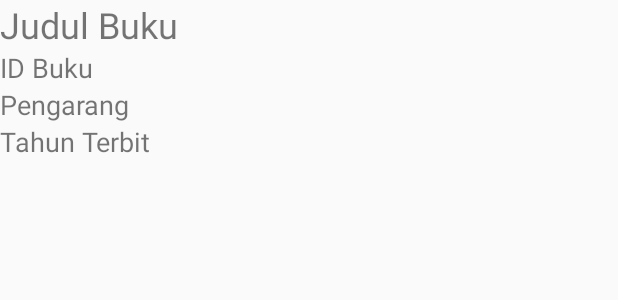
After one commit to robyrnl/URSmartLibrary, an Android app: the layout list_layout.xml on its own in the app's theme, with its tools: preview values and no code run, on a phone screen of 412 x 824 dp. The commit adds this screen. Shown: the top 300 px of the screen. Run offline under Robolectric (Android 15) with nearby library versions, the phone set to English and light mode, and no system bars.

Commit message:
list buku

```diff
--- /dev/null
+++ b/app/src/main/res/layout/list_layout.xml
@@ -0,0 +1,35 @@
+<?xml version="1.0" encoding="utf-8"?>
+<LinearLayout
+    xmlns:android="http://schemas.android.com/apk/res/android" android:layout_width="match_parent"
+    android:layout_height="match_parent"
+    android:orientation="vertical">
+
+    <TextView
+        android:id="@+id/tv_judulBuku"
+        android:layout_width="match_parent"
+        android:layout_height="wrap_content"
+        android:text="Judul Buku"
+        android:textSize="24dp"/>
+
+    <TextView
+        android:id="@+id/tv_idBuku"
+        android:layout_width="match_parent"
+        android:layout_height="wrap_content"
+        android:text="ID Buku"
+        android:textSize="18dp"/>
+
+    <TextView
+        android:id="@+id/tv_pengarangBuku"
+        android:layout_width="match_parent"
+        android:layout_height="wrap_content"
+        android:text="Pengarang"
+        android:textSize="18dp"/>
+
+    <TextView
+        android:id="@+id/tv_tahunBuku"
+        android:layout_width="match_parent"
+        android:layout_height="wrap_content"
+        android:text="Tahun Terbit"
+        android:textSize="18dp"/>
+
+</LinearLayout>
```
Also changed, not shown: app/src/main/java/id/ac/unri/ursmartlibrary/Buku.java (+10 -3 lines), app/src/main/java/id/ac/unri/ursmartlibrary/PinjamBuku.java (added, +15 -0 lines), app/src/main/java/id/ac/unri/ursmartlibrary/addBookActivity.java (+4 -4 lines), app/src/main/java/id/ac/unri/ursmartlibrary/daftarBukuActivity.java (+48 -1 lines), app/src/main/java/id/ac/unri/ursmartlibrary/listBuku.java (added, +46 -0 lines), app/src/main/res/layout/activity_daftar_buku.xml (added, +12 -0 lines).
